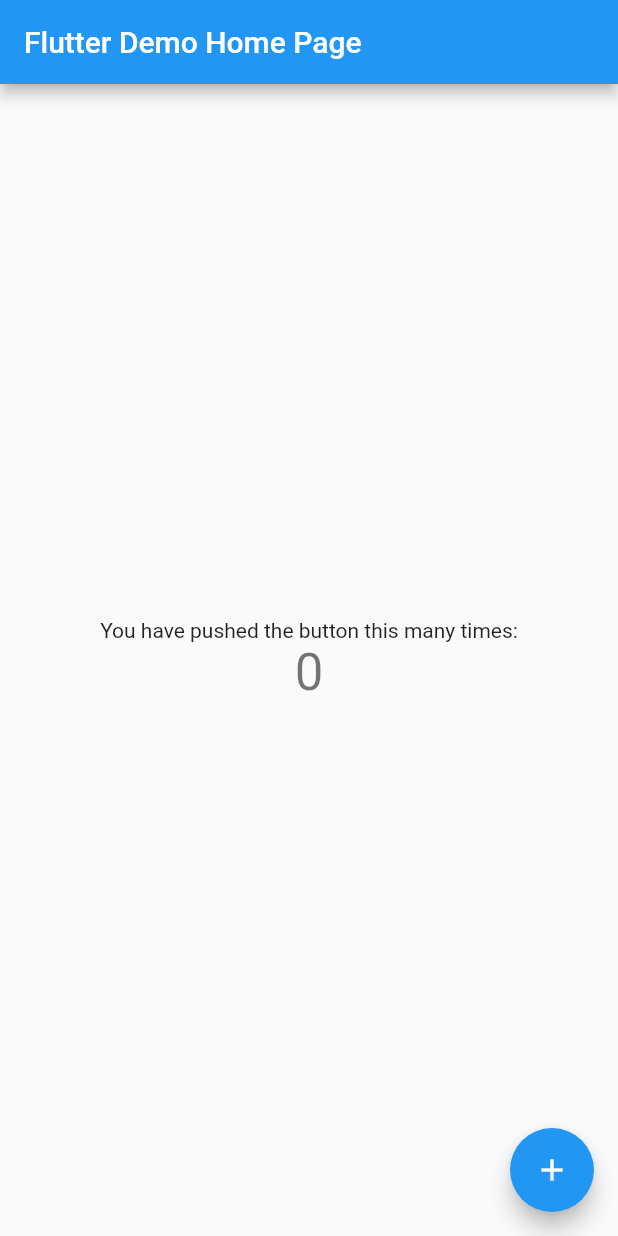
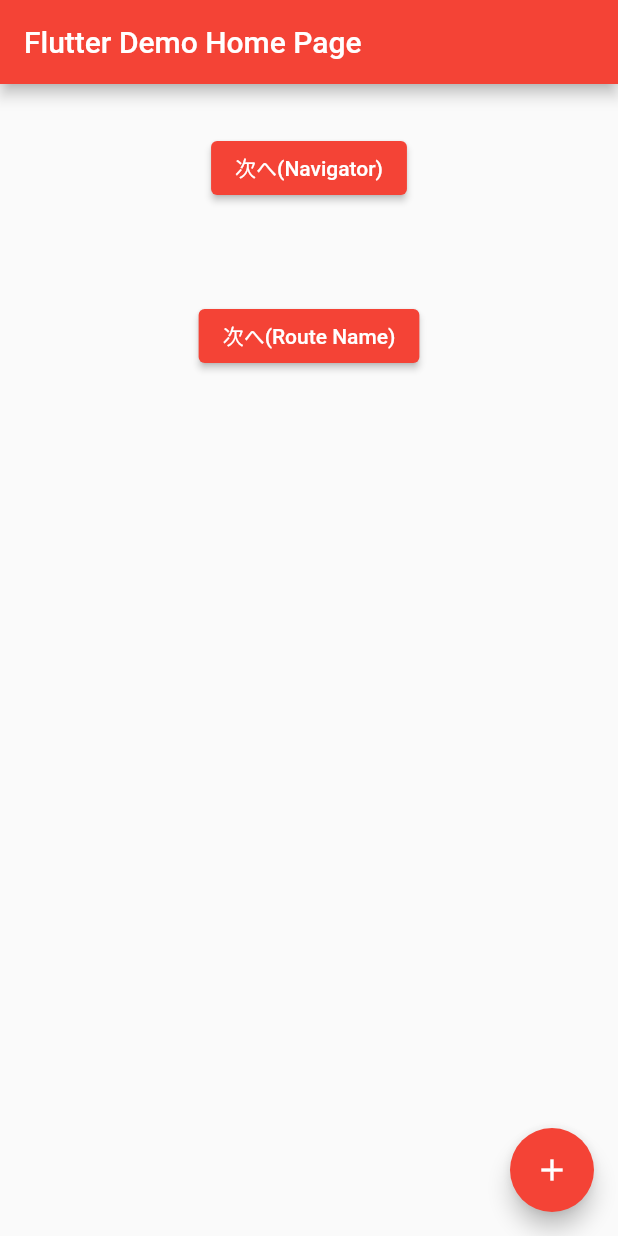
Before and after one commit to xylsqqq/MyFirstFlutterApp, a Flutter app: the screen it shows after launch, on a phone screen of 412 x 824 dp. Run offline on Flutter 3.47's test engine with Material 2 defaults, Android fonts, the phone set to English and light mode, and no system bars.

Commit message:
NavigatorとRouteNameで画面遷移 (#1)

```diff
--- a/lib/main.dart
+++ b/lib/main.dart
@@ -1,4 +1,6 @@
 import 'package:flutter/material.dart';
+
+import 'next_page.dart';
 
 void main() {
   runApp(const MyApp());
@@ -13,9 +15,13 @@ class MyApp extends StatelessWidget {
     return MaterialApp(
       title: 'Flutter Demo',
       theme: ThemeData(
-        primarySwatch: Colors.blue,
+        primarySwatch: Colors.red,
       ),
-      home: const MyHomePage(title: 'Flutter Demo Home Page'),
+      initialRoute: '/',
+      routes: {
+        '/': (context) => const MyHomePage(title: 'Flutter Demo Home Page'),
+        '/routeNameTrans': (context) => const TransitionByRouteNamePage()
+      },
     );
   }
 }
@@ -37,25 +43,44 @@ class _MyHomePageState extends State<MyHomePage> {
     });
   }
 
+  void _nextPageButtonByNavigatorTapped() {
+    Navigator.push(
+      context,
+      MaterialPageRoute(builder: (context) => const TransitionByNavigatorPage()),
+    );
+  }
+
+  void _nextPageButtonByRouteNameTapped() {
+    Navigator.pushNamed(context, '/routeNameTrans');
+  }
+
   @override
   Widget build(BuildContext context) {
     return Scaffold(
       appBar: AppBar(
         title: Text(widget.title),
       ),
-      body: Center(
-        child: Column(
-          mainAxisAlignment: MainAxisAlignment.center,
-          children: <Widget>[
-            const Text(
-              'You have pushed the button this many times:',
+      body: Column(
+        children: [
+          Center(
+            child: Padding(
+              padding: const EdgeInsets.all(32.0),
+              child: ElevatedButton(
+                onPressed: _nextPageButtonByNavigatorTapped,
+                child: const Text('次へ(Navigator)'),
+              ),
+            )
+          ),
+          Center(
+            child: Padding(
+              padding: const EdgeInsets.all(32.0),
+              child: ElevatedButton(
+                onPressed: _nextPageButtonByRouteNameTapped,
+                child: const Text('次へ(Route Name)'),
+              ),
             ),
-            Text(
-              '$_counter',
-              style: Theme.of(context).textTheme.headline4,
-            ),
-          ],
-        ),
+          )
+        ],
       ),
       floatingActionButton: FloatingActionButton(
         onPressed: _incrementCounter,
```
Also changed, not shown: lib/next_page.dart (added, +51 -0 lines).
